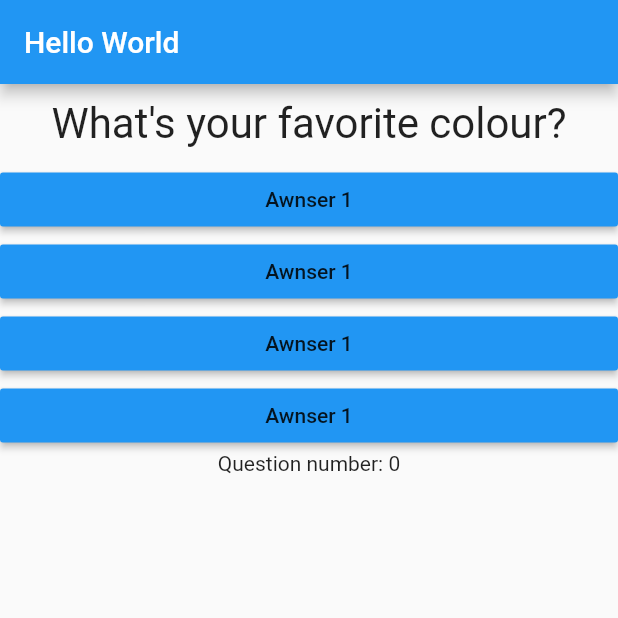
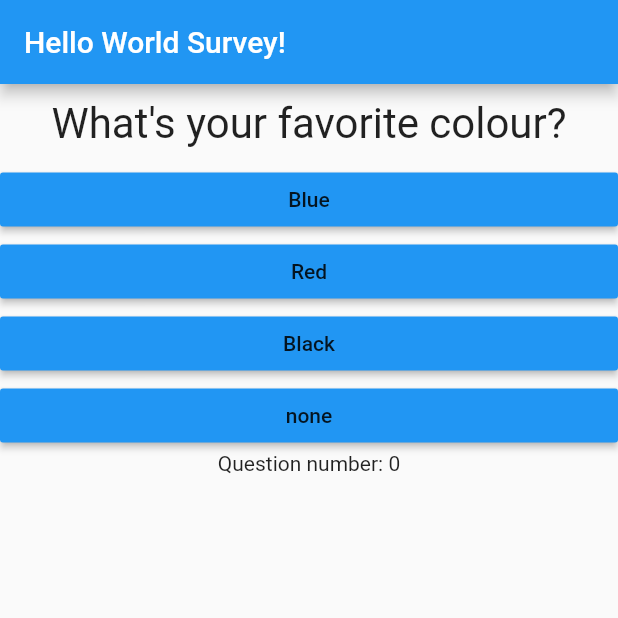
Before and after one commit to EscapeAD/FlutterPlayground, a Flutter app: the screen it shows after launch, on a phone screen of 412 x 824 dp, the top half of it. Run offline on Flutter 3.47's test engine with Material 2 defaults, Android fonts, the phone set to English and light mode, and no system bars.

Commit message:
quiz rename + code quiz

```diff
--- a/lib/awnser.dart
+++ b/lib/awnser.dart
@@ -12,7 +12,7 @@ class Awnser extends StatelessWidget {
       width: double.infinity,
       child: RaisedButton(
         color: Colors.blue,
-        child: Text('Awnser 1'),
+        child: Text(awnserText),
         onPressed: selectHandler,
       )
     );
--- a/lib/main.dart
+++ b/lib/main.dart
@@ -13,7 +13,7 @@ class MyApp extends StatefulWidget {
 
 class _MyAppState extends State<MyApp> {
   int _questionsIndex = 0;
-  var questions = [
+  final questions = const [
     {
       'questionText': 'What\'s your favorite colour?',
       'awnsers': ['Blue', 'Red', 'Black', 'none']
@@ -32,21 +32,21 @@ class _MyAppState extends State<MyApp> {
   Widget build(BuildContext context) {
     void _awnserQuestion() {
       setState(() {
-        _questionsIndex = _questionsIndex + 1 < questions.length ? _questionsIndex + 1 : _questionsIndex;
+        _questionsIndex = _questionsIndex < questions.length ? _questionsIndex + 1 : 0;
       });
       print('update index');
     }
     return MaterialApp(home: Scaffold(
       appBar: AppBar(
-          title: Text("Hello World")),
-      body: Column(
+          title: Text("Hello World Survey!")),
+      body: _questionsIndex < questions.length ? Column(
         children: [
           Question(questions[_questionsIndex]['questionText']),
-          ...(questions[_questionsIndex]['awnsers'] as List<String>).map((awnser){
-            return Awnser(_awnserQuestion, awnser);
+          ...(questions[_questionsIndex]['awnsers'] as List<String>).map((userChoice){
+            return Awnser(_awnserQuestion, userChoice);
           }).toList(),
           Text('Question number: $_questionsIndex')
-        ]),
+        ]) : Center(child: Text('You finish Survey!')),
     ));
   }
 }
```
